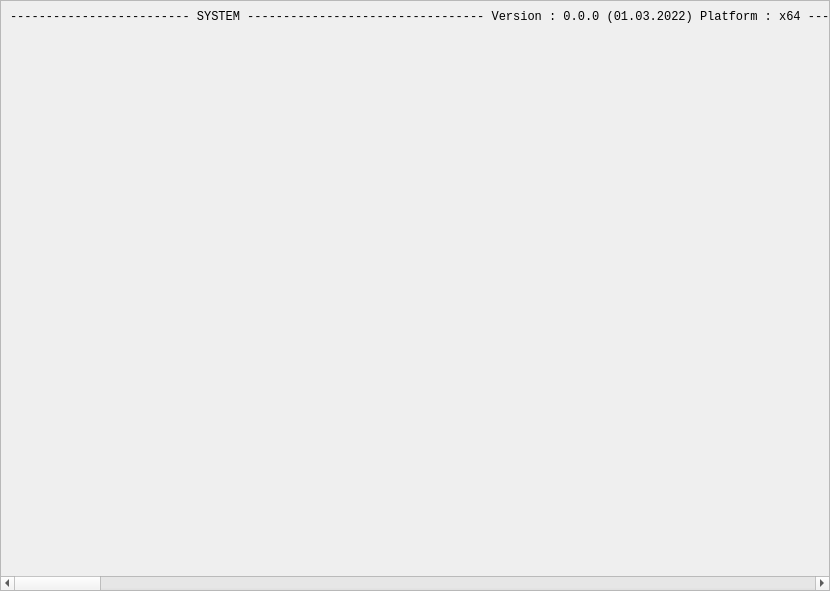
Old version of the form app/mon/mon_gui/src/widgets/system_information_widget/system_information_widget.ui in the repository eclipse-ecal/ecal.
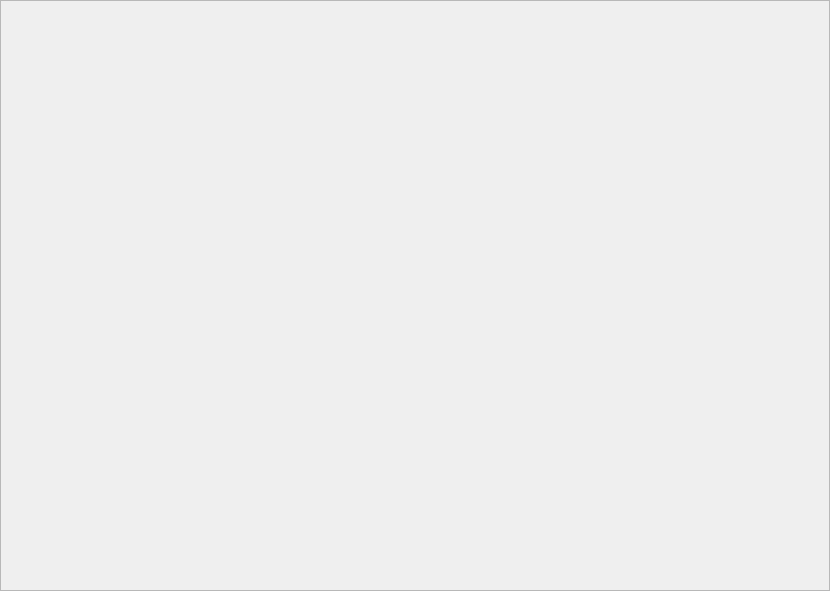
New version of the form.

```diff
--- a/app/mon/mon_gui/src/widgets/system_information_widget/system_information_widget.ui
+++ b/app/mon/mon_gui/src/widgets/system_information_widget/system_information_widget.ui
@@ -55,7 +55,7 @@
           </font>
          </property>
          <property name="text">
-          <string>&lt;html&gt;&lt;head/&gt;&lt;body&gt;&lt;pre style=&quot; margin-top:12px; margin-bottom:0px; margin-left:0px; margin-right:0px; -qt-block-indent:0; text-indent:0px;&quot;&gt;------------------------- SYSTEM ---------------------------------&lt;/pre&gt;&lt;pre style=&quot; margin-top:0px; margin-bottom:0px; margin-left:0px; margin-right:0px; -qt-block-indent:0; text-indent:0px;&quot;&gt;Version                  : 0.0.0 (01.03.2022)&lt;/pre&gt;&lt;pre style=&quot; margin-top:0px; margin-bottom:0px; margin-left:0px; margin-right:0px; -qt-block-indent:0; text-indent:0px;&quot;&gt;Platform                 : x64&lt;/pre&gt;&lt;pre style=&quot;-qt-paragraph-type:empty; margin-top:0px; margin-bottom:0px; margin-left:0px; margin-right:0px; -qt-block-indent:0; text-indent:0px;&quot;&gt;&lt;br/&gt;&lt;/pre&gt;&lt;pre style=&quot; margin-top:0px; margin-bottom:0px; margin-left:0px; margin-right:0px; -qt-block-indent:0; text-indent:0px;&quot;&gt;------------------------- CONFIGURATION --------------------------&lt;/pre&gt;&lt;pre style=&quot; margin-top:0px; margin-bottom:0px; margin-left:0px; margin-right:0px; -qt-block-indent:0; text-indent:0px;&quot;&gt;Default INI              : &lt;a href=&quot;file:///C:/ProgramData/eCAL/ecal.ini&quot;&gt;&lt;span style=&quot; text-decoration: underline; color:#0000ff;&quot;&gt;C:\ProgramData\eCAL\ecal.ini&lt;/span&gt;&lt;/a&gt;&lt;/pre&gt;&lt;pre style=&quot;-qt-paragraph-type:empty; margin-top:0px; margin-bottom:0px; margin-left:0px; margin-right:0px; -qt-block-indent:0; text-indent:0px;&quot;&gt;&lt;br/&gt;&lt;/pre&gt;&lt;pre style=&quot; margin-top:0px; margin-bottom:0px; margin-left:0px; margin-right:0px; -qt-block-indent:0; text-indent:0px;&quot;&gt;------------------------- NETWORK --------------------------------&lt;/pre&gt;&lt;pre style=&quot; margin-top:0px; margin-bottom:0px; margin-left:0px; margin-right:0px; -qt-block-indent:0; text-indent:0px;&quot;&gt;Host name                : FRLBJRXW&lt;/pre&gt;&lt;pre style=&quot; margin-top:0px; margin-bottom:0px; margin-left:0px; margin-right:0px; -qt-block-indent:0; text-indent:0px;&quot;&gt;Host id                  : 805821&lt;/pre&gt;&lt;pre style=&quot; margin-top:0px; margin-bottom:0px; margin-left:0px; margin-right:0px; -qt-block-indent:0; text-indent:0px;&quot;&gt;Network mode             : cloud&lt;/pre&gt;&lt;pre style=&quot; margin-top:0px; margin-bottom:0px; margin-left:0px; margin-right:0px; -qt-block-indent:0; text-indent:0px;&quot;&gt;Network ttl              : 2&lt;/pre&gt;&lt;pre style=&quot; margin-top:0px; margin-bottom:0px; margin-left:0px; margin-right:0px; -qt-block-indent:0; text-indent:0px;&quot;&gt;Network sndbuf           : 5 MByte&lt;/pre&gt;&lt;pre style=&quot; margin-top:0px; margin-bottom:0px; margin-left:0px; margin-right:0px; -qt-block-indent:0; text-indent:0px;&quot;&gt;Network rcvbuf           : 5 MByte&lt;/pre&gt;&lt;pre style=&quot; margin-top:0px; margin-bottom:0px; margin-left:0px; margin-right:0px; -qt-block-indent:0; text-indent:0px;&quot;&gt;Multicast group          : 239.0.0.1&lt;/pre&gt;&lt;pre style=&quot; margin-top:0px; margin-bottom:0px; margin-left:0px; margin-right:0px; -qt-block-indent:0; text-indent:0px;&quot;&gt;Multicast mask           : 0.0.0.15&lt;/pre&gt;&lt;pre style=&quot; margin-top:0px; margin-bottom:0px; margin-left:0px; margin-right:0px; -qt-block-indent:0; text-indent:0px;&quot;&gt;Multicast ports          : 14000 - 14010&lt;/pre&gt;&lt;pre style=&quot; margin-top:0px; margin-bottom:0px; margin-left:0px; margin-right:0px; -qt-block-indent:0; text-indent:0px;&quot;&gt;Bandwidth limit (udp)    : not limited&lt;/pre&gt;&lt;pre style=&quot;-qt-paragraph-type:empty; margin-top:0px; margin-bottom:0px; margin-left:0px; margin-right:0px; -qt-block-indent:0; text-indent:0px;&quot;&gt;&lt;br/&gt;&lt;/pre&gt;&lt;pre style=&quot; margin-top:0px; margin-bottom:0px; margin-left:0px; margin-right:0px; -qt-block-indent:0; text-indent:0px;&quot;&gt;------------------------- TIME -----------------------------------&lt;/pre&gt;&lt;pre style=&quot; margin-top:0px; margin-bottom:0px; margin-left:0px; margin-right:0px; -qt-block-indent:0; text-indent:0px;&quot;&gt;Synchronization realtime : &amp;quot;ecaltime-localtime&amp;quot;&lt;/pre&gt;&lt;pre style=&quot; margin-top:0px; margin-bottom:0px; margin-left:0px; margin-right:0px; -qt-block-indent:0; text-indent:0px;&quot;&gt;Synchronization replay   : &lt;/pre&gt;&lt;pre style=&quot; margin-top:0px; margin-bottom:0px; margin-left:0px; margin-right:0px; -qt-block-indent:0; text-indent:0px;&quot;&gt;State                    :  synchronized &lt;/pre&gt;&lt;pre style=&quot; margin-top:0px; margin-bottom:0px; margin-left:0px; margin-right:0px; -qt-block-indent:0; text-indent:0px;&quot;&gt;Master / Slave           :  Master &lt;/pre&gt;&lt;pre style=&quot; margin-top:0px; margin-bottom:0px; margin-left:0px; margin-right:0px; -qt-block-indent:0; text-indent:0px;&quot;&gt;Status (Code)            : &amp;quot;everything is fine.&amp;quot; (0)&lt;/pre&gt;&lt;pre style=&quot;-qt-paragraph-type:empty; margin-top:0px; margin-bottom:0px; margin-left:0px; margin-right:0px; -qt-block-indent:0; text-indent:0px;&quot;&gt;&lt;br/&gt;&lt;/pre&gt;&lt;pre style=&quot; margin-top:0px; margin-bottom:0px; margin-left:0px; margin-right:0px; -qt-block-indent:0; text-indent:0px;&quot;&gt;------------------------- PUBLISHER LAYER DEFAULTS ---------------&lt;/pre&gt;&lt;pre style=&quot; margin-top:0px; margin-bottom:0px; margin-left:0px; margin-right:0px; -qt-block-indent:0; text-indent:0px;&quot;&gt;Layer Mode INPROC        : off&lt;/pre&gt;&lt;pre style=&quot; margin-top:0px; margin-bottom:0px; margin-left:0px; margin-right:0px; -qt-block-indent:0; text-indent:0px;&quot;&gt;Layer Mode SHM           : auto&lt;/pre&gt;&lt;pre style=&quot; margin-top:0px; margin-bottom:0px; margin-left:0px; margin-right:0px; -qt-block-indent:0; text-indent:0px;&quot;&gt;Layer Mode TCP           : off&lt;/pre&gt;&lt;pre style=&quot; margin-top:0px; margin-bottom:0px; margin-left:0px; margin-right:0px; -qt-block-indent:0; text-indent:0px;&quot;&gt;Layer Mode UDP MC        : auto&lt;/pre&gt;&lt;pre style=&quot;-qt-paragraph-type:empty; margin-top:0px; margin-bottom:0px; margin-left:0px; margin-right:0px; -qt-block-indent:0; text-indent:0px;&quot;&gt;&lt;br/&gt;&lt;/pre&gt;&lt;pre style=&quot; margin-top:0px; margin-bottom:0px; margin-left:0px; margin-right:0px; -qt-block-indent:0; text-indent:0px;&quot;&gt;------------------------- SUBSCRIPTION LAYER DEFAULTS ------------&lt;/pre&gt;&lt;pre style=&quot; margin-top:0px; margin-bottom:0px; margin-left:0px; margin-right:0px; -qt-block-indent:0; text-indent:0px;&quot;&gt;Layer Mode INPROC        : on&lt;/pre&gt;&lt;pre style=&quot; margin-top:0px; margin-bottom:0px; margin-left:0px; margin-right:0px; -qt-block-indent:0; text-indent:0px;&quot;&gt;Layer Mode SHM           : on&lt;/pre&gt;&lt;pre style=&quot; margin-top:0px; margin-bottom:0px; margin-left:0px; margin-right:0px; -qt-block-indent:0; text-indent:0px;&quot;&gt;Layer Mode UDP MC        : on&lt;/pre&gt;&lt;pre style=&quot; margin-top:0px; margin-bottom:12px; margin-left:0px; margin-right:0px; -qt-block-indent:0; text-indent:0px;&quot;&gt;Npcap UDP Reciever       : off &lt;/pre&gt;&lt;/body&gt;&lt;/html&gt;</string>
+          <string/>
          </property>
          <property name="alignment">
           <set>Qt::AlignLeading|Qt::AlignLeft|Qt::AlignTop</set>
```
